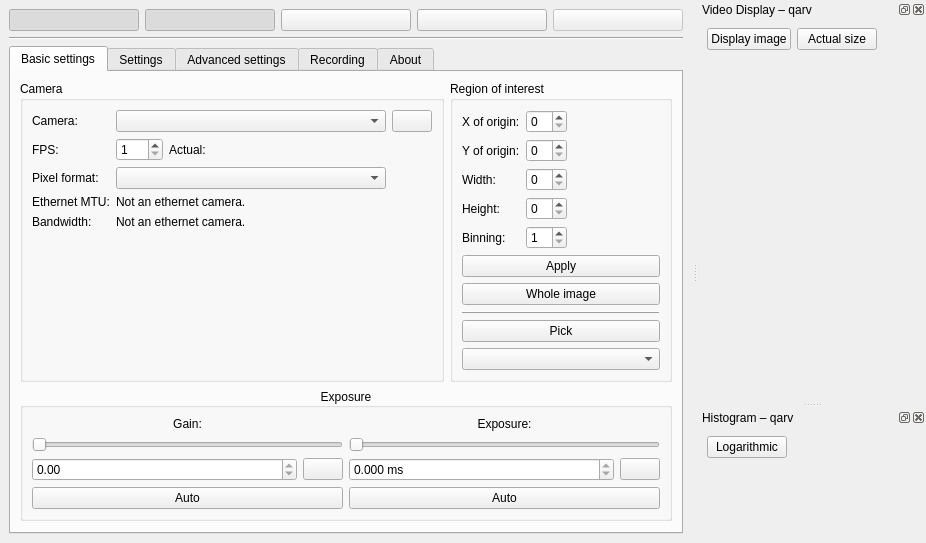
This is src/mainwindow.ui in AD-Vega/qarv as Qt 5 draws it before an edit. The edited form follows.
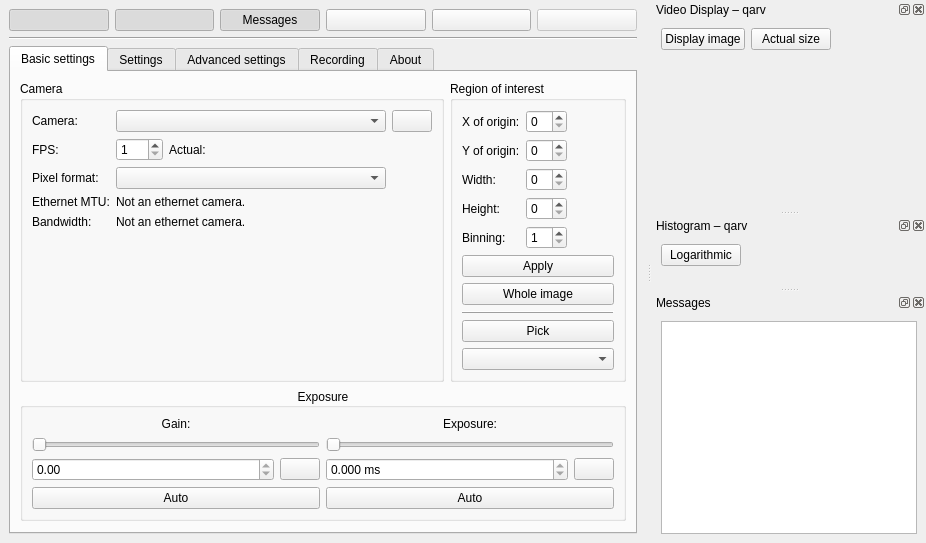
This is the edited form. Icons and pictures are not drawn. Custom widgets are drawn as their Qt base class.

Patch:
```diff
--- a/src/mainwindow.ui
+++ b/src/mainwindow.ui
@@ -70,6 +70,19 @@
         </property>
        </widget>
       </item>
+      <item>
+       <widget class="QPushButton" name="messageButton">
+        <property name="text">
+         <string>Messages</string>
+        </property>
+        <property name="checkable">
+         <bool>true</bool>
+        </property>
+        <property name="checked">
+         <bool>true</bool>
+        </property>
+       </widget>
+      </item>
       <item>
        <widget class="QPushButton" name="snapButton">
         <property name="toolTip">
@@ -1218,6 +1231,37 @@
     </layout>
    </widget>
   </widget>
+  <widget class="QDockWidget" name="messageDock">
+   <property name="windowTitle">
+    <string>Messages</string>
+   </property>
+   <attribute name="dockWidgetArea">
+    <number>2</number>
+   </attribute>
+   <widget class="QWidget" name="dockWidgetContents">
+    <layout class="QGridLayout" name="gridLayout">
+     <item row="0" column="0">
+      <widget class="QListView" name="messageList">
+       <property name="frameShadow">
+        <enum>QFrame::Plain</enum>
+       </property>
+       <property name="editTriggers">
+        <set>QAbstractItemView::NoEditTriggers</set>
+       </property>
+       <property name="showDropIndicator" stdset="0">
+        <bool>false</bool>
+       </property>
+       <property name="selectionMode">
+        <enum>QAbstractItemView::NoSelection</enum>
+       </property>
+       <property name="wordWrap">
+        <bool>true</bool>
+       </property>
+      </widget>
+     </item>
+    </layout>
+   </widget>
+  </widget>
  </widget>
  <customwidgets>
   <customwidget>
```
Left out of the diff: 38 changed lines with no effect on the pictures.
